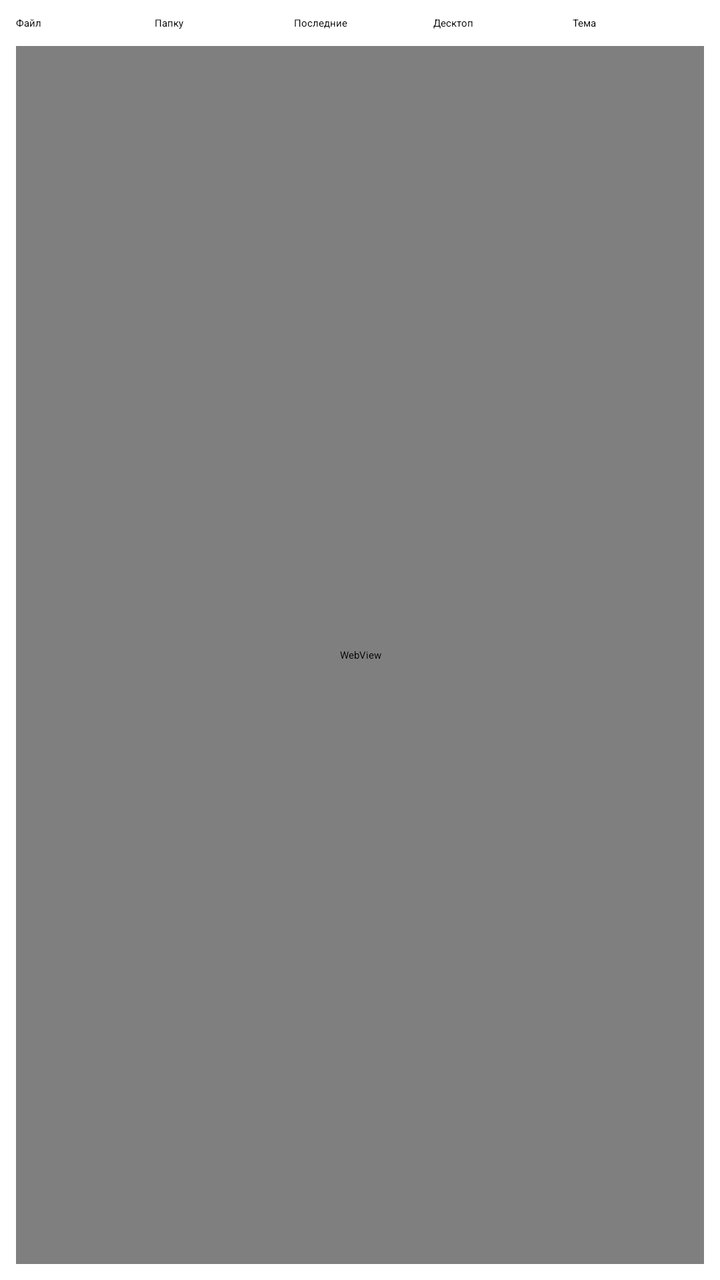
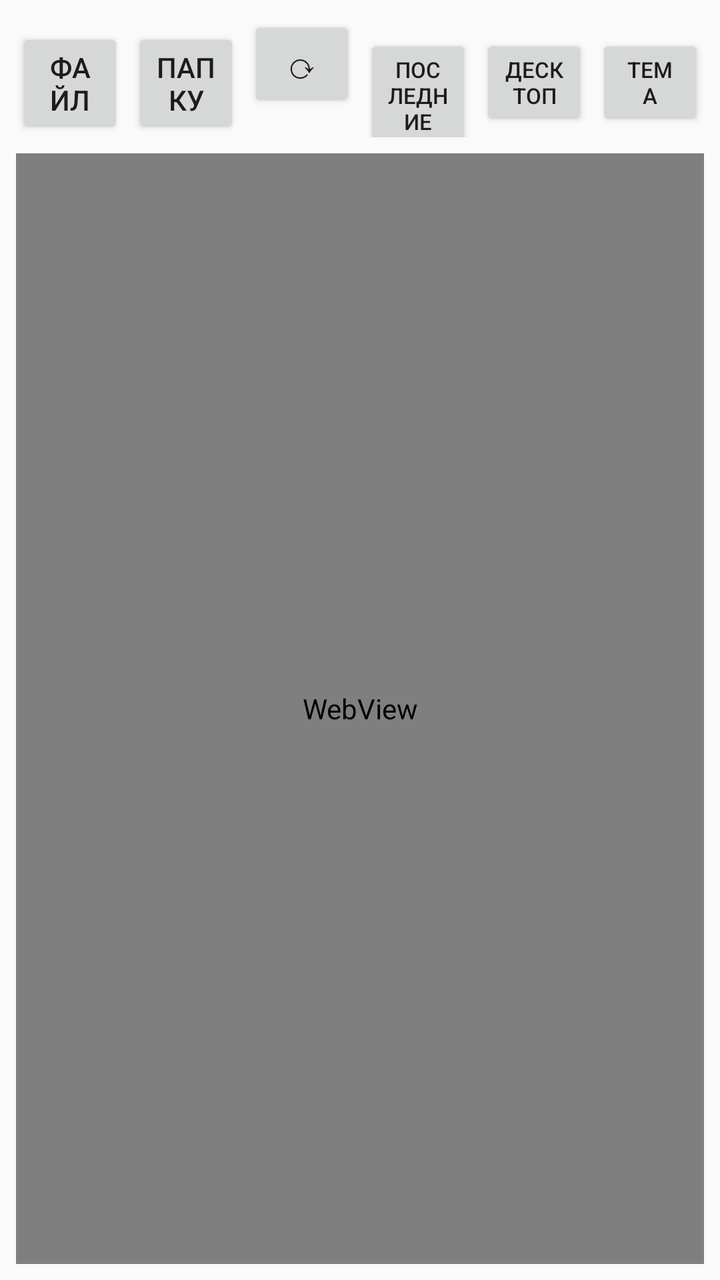

Compare the two renders of this Android layout. The source of the first and the diff that turns it into the second are given below.
<!-- AndroidManifest.xml: activity theme Theme.WebViewPreview -->
<!-- res/layout/activity_main.xml -->
<?xml version="1.0" encoding="utf-8"?>
<LinearLayout xmlns:android="http://schemas.android.com/apk/res/android"
    android:layout_width="match_parent"
    android:layout_height="match_parent"
    android:orientation="vertical"
    android:padding="8dp"
    android:id="@+id/rootLayout"
    android:background="?android:attr/windowBackground">

    <LinearLayout
        android:layout_width="match_parent"
        android:layout_height="wrap_content"
        android:orientation="horizontal"
        android:weightSum="5"
        android:layout_marginBottom="8dp">

        <Button
            android:id="@+id/openFileButton"
            android:layout_width="0dp"
            android:layout_height="wrap_content"
            android:layout_weight="1"
            android:text="Файл"
            android:layout_marginEnd="2dp" />

        <Button
            android:id="@+id/openDirButton"
            android:layout_width="0dp"
            android:layout_height="wrap_content"
            android:layout_weight="1"
            android:text="Папку"
            android:layout_marginStart="2dp"
            android:layout_marginEnd="2dp" />

        <Button
            android:id="@+id/recentButton"
            android:layout_width="0dp"
            android:layout_height="wrap_content"
            android:layout_weight="1"
            android:text="Последние"
            android:layout_marginStart="2dp"
            android:layout_marginEnd="2dp" />

        <Button
            android:id="@+id/desktopButton"
            android:layout_width="0dp"
            android:layout_height="wrap_content"
            android:layout_weight="1"
            android:text="Десктоп"
            android:layout_marginStart="2dp"
            android:layout_marginEnd="2dp" />

        <Button
            android:id="@+id/themeButton"
            android:layout_width="0dp"
            android:layout_height="wrap_content"
            android:layout_weight="1"
            android:text="Тема"
            android:layout_marginStart="2dp" />

    </LinearLayout>

    <FrameLayout
        android:layout_width="match_parent"
        android:layout_height="match_parent">

        <WebView
            android:id="@+id/webview"
            android:layout_width="match_parent"
            android:layout_height="match_parent" />

    </FrameLayout>

</LinearLayout>
<!-- resources referenced by this layout -->
<resources>
  <style name="Theme.WebViewPreview" parent="android:Theme.Material.Light.DayNight">
      </style>
</resources>

<!-- the commit's change to res/layout/activity_main.xml (unified diff, before → after) -->
@@ -11,7 +11,7 @@
         android:layout_width="match_parent"
         android:layout_height="wrap_content"
         android:orientation="horizontal"
-        android:weightSum="5"
+        android:weightSum="6"
         android:layout_marginBottom="8dp">
 
         <Button
@@ -32,11 +32,22 @@
             android:layout_marginEnd="2dp" />
 
         <Button
+            android:id="@+id/reloadButton"
+            android:layout_width="0dp"
+            android:layout_height="wrap_content"
+            android:layout_weight="1"
+            android:text="⟳"
+            android:textSize="18sp"
+            android:layout_marginStart="2dp"
+            android:layout_marginEnd="2dp" />
+
+        <Button
             android:id="@+id/recentButton"
             android:layout_width="0dp"
             android:layout_height="wrap_content"
             android:layout_weight="1"
             android:text="Последние"
+            android:textSize="11sp"
             android:layout_marginStart="2dp"
             android:layout_marginEnd="2dp" />
 
@@ -46,6 +57,7 @@
             android:layout_height="wrap_content"
             android:layout_weight="1"
             android:text="Десктоп"
+            android:textSize="11sp"
             android:layout_marginStart="2dp"
             android:layout_marginEnd="2dp" />
 
@@ -55,6 +67,7 @@
             android:layout_height="wrap_content"
             android:layout_weight="1"
             android:text="Тема"
+            android:textSize="11sp"
             android:layout_marginStart="2dp" />
 
     </LinearLayout>
<!-- resource entries referenced after the edit -->
@@ -1,6 +1,9 @@
 <!-- resources referenced by this layout -->
 <resources>
-  <style name="Theme.WebViewPreview" parent="android:Theme.Material.Light.DayNight">
+  <style name="Theme.WebViewPreview" parent="android:Theme.Material.Light.NoActionBar">
+          <item name="android:statusBarColor">@color/white</item>
+          <item name="android:navigationBarColor">@color/white</item>
       </style>
+  <color name="white">#FFFFFF</color>
 </resources>
 
